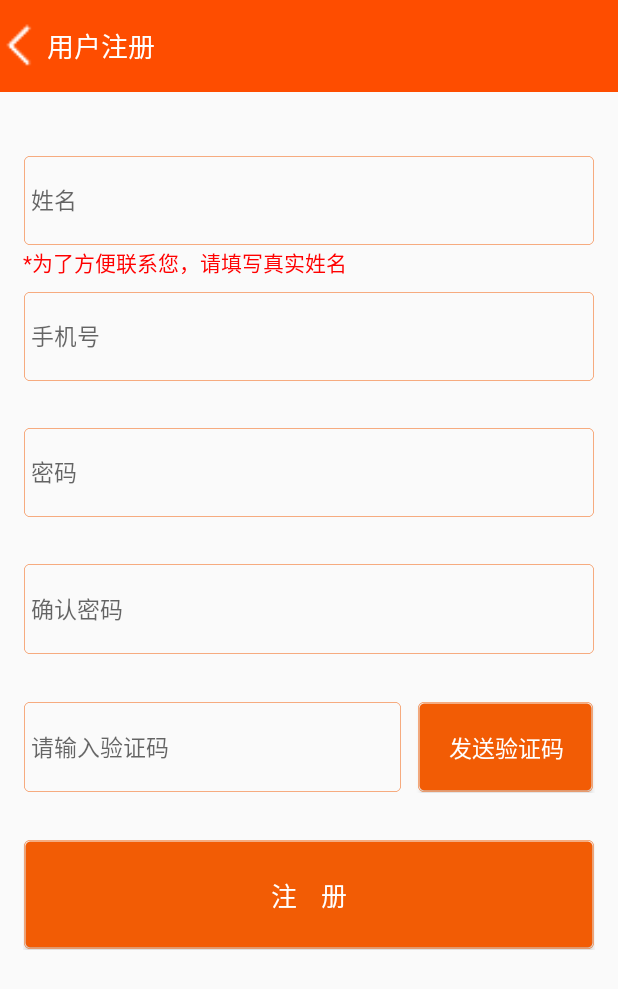
After one commit to wulei111/part_time_job, an Android app: the RegisteredActivity screen opened directly, with no data from a screen before it, on a phone screen of 412 x 824 dp. The commit adds this screen. Shown: the top 989 px of the screen. Run offline under Robolectric (Android 15) with nearby library versions, the phone set to English and light mode, and no system bars.

Commit message:
add注册

```diff
--- a/Love_PartTimeJob_app/app/src/main/java/com/best/love_parttimejob_app/LoginActivity.java
+++ b/Love_PartTimeJob_app/app/src/main/java/com/best/love_parttimejob_app/LoginActivity.java
@@ -3,19 +3,26 @@ package com.best.love_parttimejob_app;
 import android.support.v7.app.AppCompatActivity;
 import android.os.Bundle;
 import android.view.View;
+import android.widget.Button;
 import android.widget.TextView;
 import android.content.Intent;
 
-
+/**
+ * 创建时间：2015-11-18
+ * 创建人：李广兴
+ * 创建内容：LoginActivity
+ * */
 
 public class LoginActivity extends AppCompatActivity {
 
     public TextView duanxin;
+    public Button denglu;
     @Override
     protected void onCreate(Bundle savedInstanceState) {
         super.onCreate(savedInstanceState);
         setContentView(R.layout.activity_login);
         duanxin = (TextView) findViewById(R.id.duanxin);
+        denglu = (Button) findViewById(R.id.login );
     }
 
 //    短信验证登录
@@ -24,4 +31,10 @@ public class LoginActivity extends AppCompatActivity {
         Intent intent = new Intent(this,ValidateLoginActivity.class);
         startActivity(intent);
     }
+
+//    注册
+    public void registere(View view){
+        Intent intent = new Intent(this,RegisteredActivity.class);
+        startActivity(intent);
+    }
 }
--- /dev/null
+++ b/Love_PartTimeJob_app/app/src/main/java/com/best/love_parttimejob_app/RegisteredActivity.java
@@ -0,0 +1,16 @@
+package com.best.love_parttimejob_app;
+
+import android.support.v7.app.AppCompatActivity;
+import android.os.Bundle;
+import android.view.Menu;
+import android.view.MenuItem;
+
+public class RegisteredActivity extends AppCompatActivity {
+
+    @Override
+    protected void onCreate(Bundle savedInstanceState) {
+        super.onCreate(savedInstanceState);
+        setContentView(R.layout.activity_registered);
+    }
+
+}
--- a/Love_PartTimeJob_app/app/src/main/res/layout/activity_login.xml
+++ b/Love_PartTimeJob_app/app/src/main/res/layout/activity_login.xml
@@ -1,3 +1,6 @@
+    <!-- 创建时间：2015-11-18-->
+    <!-- 创建人：李广兴-->
+    <!-- 创建内容：LoginActivity-->
 <RelativeLayout xmlns:android="http://schemas.android.com/apk/res/android"
     xmlns:tools="http://schemas.android.com/tools" android:layout_width="match_parent"
     android:layout_height="match_parent"
@@ -43,6 +46,7 @@
                 android:textSize="18sp"
                 android:textColor="#fff"
                 android:gravity="center_vertical"
+                android:onClick="registere"
                 />
         </LinearLayout>
         <!--toolbar-->
@@ -95,7 +99,9 @@
                     android:text="登   录"
                     android:textColor="@color/white"
                     android:background="@drawable/anniu01"
-                    android:textSize="17sp"/>
+                    android:textSize="17sp"
+                    android:id="@+id/login"
+                    />
                 <LinearLayout
                     android:layout_width="fill_parent"
                     android:layout_height="0dp"
--- /dev/null
+++ b/Love_PartTimeJob_app/app/src/main/res/layout/activity_registered.xml
@@ -0,0 +1,212 @@
+<RelativeLayout xmlns:android="http://schemas.android.com/apk/res/android"
+    xmlns:tools="http://schemas.android.com/tools" android:layout_width="match_parent"
+    android:layout_height="match_parent"
+    tools:context="com.best.love_parttimejob_app.RegisteredActivity">
+
+    <LinearLayout
+        android:layout_width="fill_parent"
+        android:layout_height="fill_parent"
+        android:orientation="vertical">
+        <!--toolbar-->
+        <LinearLayout
+            android:layout_width="fill_parent"
+            android:layout_height="0dp"
+            android:layout_weight="0.15"
+            android:orientation="horizontal"
+            android:background="@color/toolbarcolor"
+            android:gravity="center_vertical"
+            android:paddingRight="15dp">
+            <ImageView
+                android:layout_width="0dp"
+                android:layout_height="fill_parent"
+                android:layout_weight="0.2"
+                android:src="@drawable/fanhuis"/>
+            <TextView
+                android:layout_width="0dp"
+                android:layout_height="fill_parent"
+                android:layout_weight="0.8"
+                android:text="用户注册"
+                android:gravity="center_vertical"
+                android:textSize="18sp"
+                android:textColor="#fff"/>
+            <TextView
+                android:layout_width="0dp"
+                android:layout_height="fill_parent"
+                android:layout_weight="1.48"
+                android:gravity="center"
+                android:textColor="#fff"/>
+
+        </LinearLayout>
+        <!--toolbar-->
+
+
+        <!-- body-->
+        <LinearLayout
+            android:layout_width="fill_parent"
+            android:layout_height="0dp"
+            android:layout_weight="1.85"
+            android:paddingLeft="15dp"
+            android:paddingRight="15dp"
+            android:orientation="vertical">
+            <!-- 主要内容-->
+            <LinearLayout
+                android:layout_width="fill_parent"
+                android:layout_height="0dp"
+                android:layout_weight="1.5"
+                android:orientation="vertical">
+                <!-- 间隔，用来隔开输入框-->
+                <TextView
+                    android:layout_width="fill_parent"
+                    android:layout_height="0dp"
+                    android:layout_weight="0.7" />
+                <!-- 间隔，用来隔开输入框-->
+
+                <!-- 账号-->
+                <LinearLayout
+                    android:layout_width="fill_parent"
+                    android:layout_height="0dp"
+                    android:layout_weight="1"
+                    android:orientation="horizontal">
+                    <EditText
+                        android:layout_width="fill_parent"
+                        android:layout_height="fill_parent"
+                        android:background="@drawable/sousuokuang"
+                        android:hint="姓名"
+                        android:inputType="text"
+                        android:textSize="15sp"/>
+                </LinearLayout>
+                <!-- 账号-->
+
+
+                <TextView
+                    android:layout_width="fill_parent"
+                    android:layout_height="0dp"
+                    android:layout_weight="0.5"
+                    android:text="*为了方便联系您，请填写真实姓名"
+                    android:textColor="@color/red"/>
+
+
+                <LinearLayout
+                    android:layout_width="fill_parent"
+                    android:layout_height="0dp"
+                    android:layout_weight="1"
+                    android:orientation="horizontal">
+                    <EditText
+                        android:layout_width="fill_parent"
+                        android:layout_height="fill_parent"
+                        android:background="@drawable/sousuokuang"
+                        android:hint="手机号"
+                        android:inputType="text"
+                        android:textSize="15sp"/>
+                </LinearLayout>
+
+
+                <!-- 间隔，用来隔开输入框-->
+                <TextView
+                    android:layout_width="fill_parent"
+                    android:layout_height="0dp"
+                    android:layout_weight="0.5" />
+                <!-- 间隔，用来隔开输入框-->
+
+
+                <LinearLayout
+                    android:layout_width="fill_parent"
+                    android:layout_height="0dp"
+                    android:layout_weight="1"
+                    android:orientation="horizontal">
+                    <EditText
+                        android:layout_width="fill_parent"
+                        android:layout_height="fill_parent"
+                        android:background="@drawable/sousuokuang"
+                        android:hint="密码"
+                        android:inputType="number"
+                        android:textSize="15sp"/>
+                </LinearLayout>
+
+                <!-- 间隔，用来隔开输入框-->
+                <TextView
+                    android:layout_width="fill_parent"
+                    android:layout_height="0dp"
+                    android:layout_weight="0.5" />
+                <!-- 间隔，用来隔开输入框-->
+
+
+                <LinearLayout
+                    android:layout_width="fill_parent"
+                    android:layout_height="0dp"
+                    android:layout_weight="1"
+                    android:orientation="horizontal">
+                    <EditText
+                        android:layout_width="fill_parent"
+                        android:layout_height="fill_parent"
+                        android:background="@drawable/sousuokuang"
+                        android:hint="确认密码"
+                        android:inputType="textPassword"
+                        android:textSize="15sp"/>
+                </LinearLayout>
+
+
+                <!-- 间隔，用来隔开输入框-->
+                <TextView
+                    android:layout_width="fill_parent"
+                    android:layout_height="0dp"
+                    android:layout_weight="0.5" />
+                <!-- 间隔，用来隔开输入框-->
+
+                <!-- 验证码-->
+                <LinearLayout
+                    android:layout_width="fill_parent"
+                    android:layout_height="0dp"
+                    android:layout_weight="1">
+                    <EditText
+                        android:layout_width="0dp"
+                        android:layout_height="fill_parent"
+                        android:layout_weight="1.5"
+                        android:background="@drawable/sousuokuang"
+                        android:hint="请输入验证码"
+                        android:inputType="text"
+                        android:textSize="15sp"/>
+                    <!-- 发送验证码按钮-->
+                    <Button
+                        android:layout_width="0dp"
+                        android:layout_height="fill_parent"
+                        android:layout_weight="0.7"
+                        android:text="发送验证码"
+                        android:background="@drawable/anniu01"
+                        android:textColor="#fff"
+                        android:layout_marginLeft="10dp"
+                        android:textSize="15sp"/>
+                </LinearLayout>
+
+                <TextView
+                    android:layout_width="fill_parent"
+                    android:layout_height="0dp"
+                    android:layout_weight="0.5" />
+
+                <!-- 登录按钮-->
+                <Button
+                    android:layout_width="fill_parent"
+                    android:layout_height="0dp"
+                    android:layout_weight="1.2"
+                    android:text="注    册"
+                    android:textColor="@color/white"
+                    android:background="@drawable/anniu01"
+                    android:textSize="17sp"/>
+
+            </LinearLayout>
+            <!-- 主要内容-->
+
+
+
+            <LinearLayout
+                android:layout_width="fill_parent"
+                android:layout_height="0dp"
+                android:layout_weight="0.5">
+
+            </LinearLayout>
+
+        </LinearLayout>
+        <!-- body-->
+    </LinearLayout>
+
+</RelativeLayout>
--- /dev/null
+++ b/Love_PartTimeJob_app/app/src/main/res/menu/menu_registered.xml
@@ -0,0 +1,7 @@
+<menu xmlns:android="http://schemas.android.com/apk/res/android"
+    xmlns:app="http://schemas.android.com/apk/res-auto"
+    xmlns:tools="http://schemas.android.com/tools"
+    tools:context="com.best.love_parttimejob_app.RegisteredActivity">
+    <item android:id="@+id/action_settings" android:title="@string/action_settings"
+        android:orderInCategory="100" app:showAsAction="never" />
+</menu>
--- a/Love_PartTimeJob_app/app/src/main/res/values/color.xml
+++ b/Love_PartTimeJob_app/app/src/main/res/values/color.xml
@@ -5,7 +5,7 @@
     <color name="shenlan">#007CA5</color>
     <color name="danlan">#24C4F6</color>
     <color name="shenhong">#901212</color>
-    <color name="danhong">#D02A2A</color>
+    <color name="red">#ff0000</color>
     <color name="white">#FFFFFF</color>
     <color name="toolbarcolor">#FE4D00</color>
 </resources>
--- a/Love_PartTimeJob_app/app/src/main/res/values/strings.xml
+++ b/Love_PartTimeJob_app/app/src/main/res/values/strings.xml
@@ -4,4 +4,5 @@
     <string name="hello_world">Hello world!</string>
     <string name="action_settings">Settings</string>
     <string name="title_activity_validate">ValidateActivity</string>
+    <string name="title_activity_registered">RegisteredActivity</string>
 </resources>
```
Also changed, not shown: Love_PartTimeJob_app/app/src/main/AndroidManifest.xml (+6 -2 lines), 21 other files.
